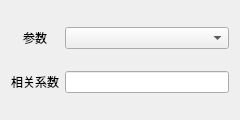
Before: the Qt Designer form hs_corelatecoefmodel.ui in Ying3141/yizumi-monitor, drawn with Qt 5.
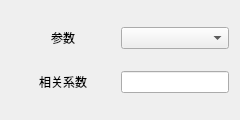
After: the same form once the commit is applied.

```diff
--- a/hs_corelatecoefmodel.ui
+++ b/hs_corelatecoefmodel.ui
@@ -10,10 +10,16 @@
     <height>120</height>
    </rect>
   </property>
+  <property name="sizePolicy">
+   <sizepolicy hsizetype="Minimum" vsizetype="Minimum">
+    <horstretch>0</horstretch>
+    <verstretch>0</verstretch>
+   </sizepolicy>
+  </property>
   <property name="minimumSize">
    <size>
-    <width>240</width>
-    <height>120</height>
+    <width>0</width>
+    <height>0</height>
    </size>
   </property>
   <property name="windowTitle">
@@ -22,6 +28,12 @@
   <layout class="QGridLayout" name="gridLayout">
    <item row="0" column="0">
     <widget class="QLabel" name="paraeter">
+     <property name="sizePolicy">
+      <sizepolicy hsizetype="Minimum" vsizetype="Preferred">
+       <horstretch>0</horstretch>
+       <verstretch>0</verstretch>
+      </sizepolicy>
+     </property>
      <property name="text">
       <string>参数</string>
      </property>
@@ -31,10 +43,23 @@
     </widget>
    </item>
    <item row="0" column="1">
-    <widget class="QComboBox" name="paraeter_select"/>
+    <widget class="QComboBox" name="paraeter_select">
+     <property name="sizePolicy">
+      <sizepolicy hsizetype="Minimum" vsizetype="Fixed">
+       <horstretch>0</horstretch>
+       <verstretch>0</verstretch>
+      </sizepolicy>
+     </property>
+    </widget>
    </item>
    <item row="1" column="0">
     <widget class="QLabel" name="COEF">
+     <property name="sizePolicy">
+      <sizepolicy hsizetype="Minimum" vsizetype="Preferred">
+       <horstretch>0</horstretch>
+       <verstretch>0</verstretch>
+      </sizepolicy>
+     </property>
      <property name="text">
       <string>相关系数</string>
      </property>
@@ -44,7 +69,14 @@
     </widget>
    </item>
    <item row="1" column="1">
-    <widget class="QLineEdit" name="COEF_show"/>
+    <widget class="QLineEdit" name="COEF_show">
+     <property name="sizePolicy">
+      <sizepolicy hsizetype="Minimum" vsizetype="Fixed">
+       <horstretch>0</horstretch>
+       <verstretch>0</verstretch>
+      </sizepolicy>
+     </property>
+    </widget>
    </item>
   </layout>
  </widget>
```
